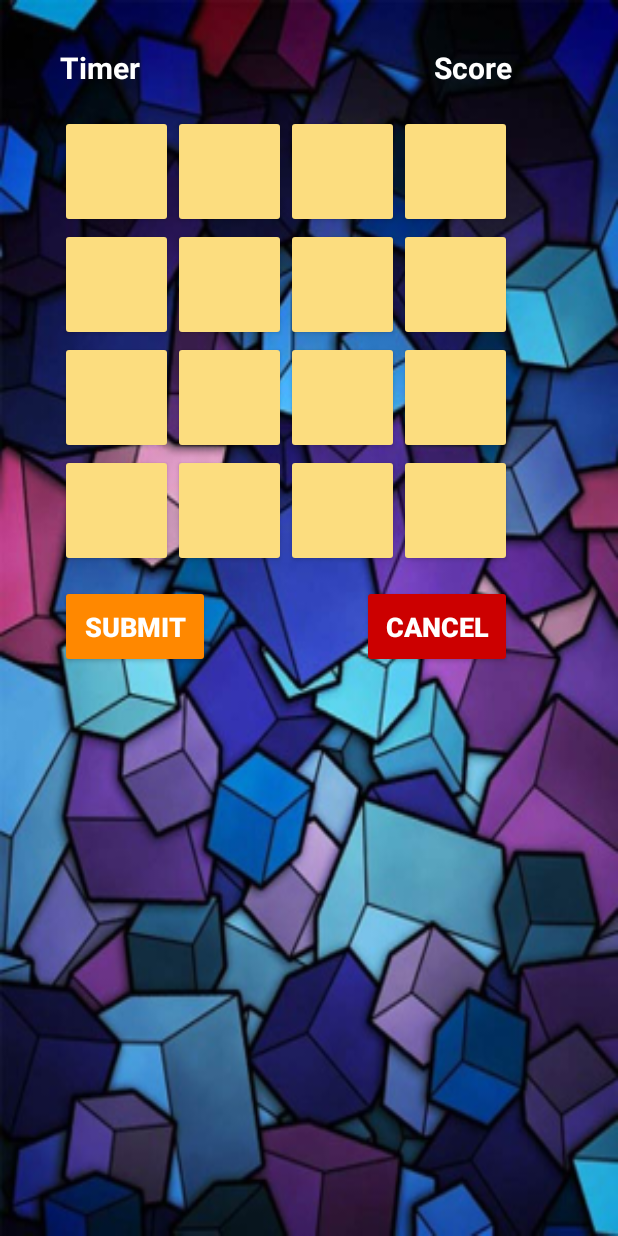
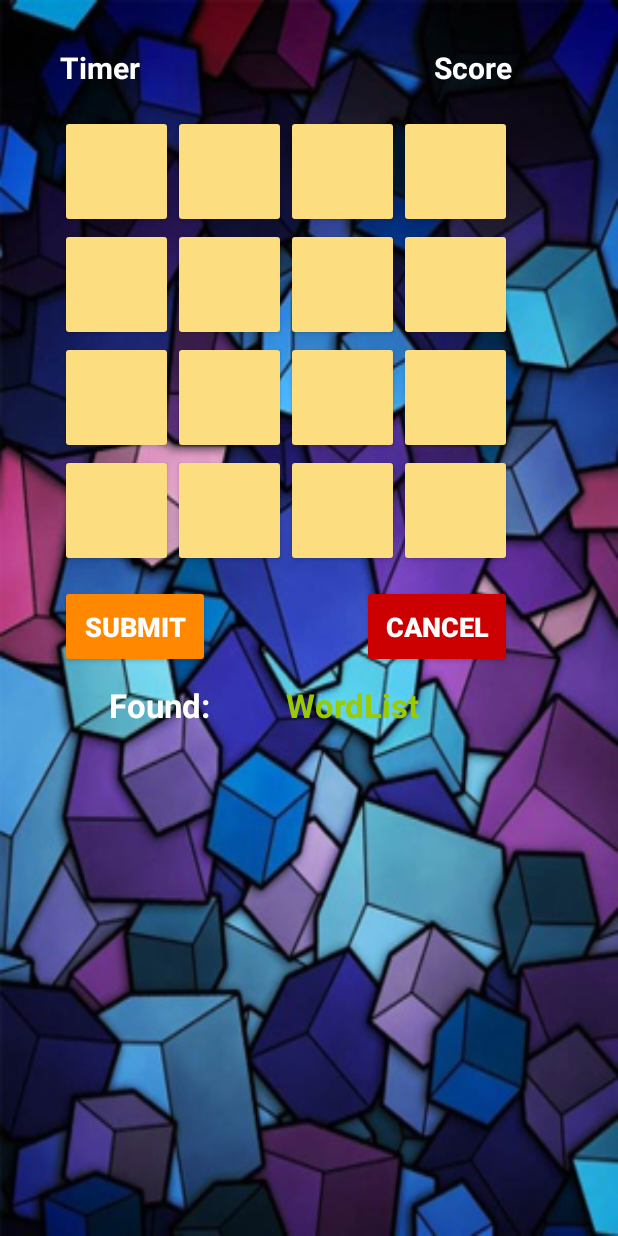
Before and after one commit to huynguyencs/BoggleAndroidApp, an Android app: the layout activity_basic_mode.xml on its own in the app's theme, with its tools: preview values and no code run, on a phone screen of 412 x 824 dp. Run offline under Robolectric (Android 15) with nearby library versions, the phone set to English and light mode, and no system bars.

```diff
--- a/app/src/main/java/com/example/mymac/boggle/Leaderboard.java
+++ b/app/src/main/java/com/example/mymac/boggle/Leaderboard.java
@@ -2,6 +2,7 @@ package com.example.mymac.boggle;
 
 import android.os.Bundle;
 import android.app.ListActivity;
+import android.view.View;
 
 
 public class Leaderboard extends ListActivity {
@@ -24,6 +25,7 @@ public class Leaderboard extends ListActivity {
         mAdapter.addSectionHeaderItem("Hard Mode");
 
         setListAdapter(mAdapter);
+
     }
 
 }
--- a/app/src/main/java/com/example/mymac/boggle/MainBoard.java
+++ b/app/src/main/java/com/example/mymac/boggle/MainBoard.java
@@ -39,7 +39,7 @@ import java.io.File;
 import static com.example.mymac.boggle.R.id.button1;
 import static java.lang.System.in;
 
-public class MainBoard extends AppCompatActivity implements View.OnTouchListener{
+public class MainBoard extends AppCompatActivity implements View.OnTouchListener {
 
 
     /*********************** Main Board Data elements **************************/
@@ -154,8 +154,8 @@ public class MainBoard extends AppCompatActivity implements View.OnTouchListener
 
 
 
-   /*
-    @Override
+
+    /* @Override
     public void onShake() {
         //fully create a new Board
         try {
--- a/app/src/main/res/layout/activity_basic_mode.xml
+++ b/app/src/main/res/layout/activity_basic_mode.xml
@@ -249,16 +249,36 @@
         android:textSize="20sp"/>
 
     <TextView
+        android:text="Found:"
         android:layout_width="wrap_content"
-        android:layout_height="wrap_content"
-        android:id="@+id/correctSubmission"
+        android:layout_height="60dp"
+        android:id="@+id/wordsFound"
         android:textColor="@android:color/white"
         android:textStyle="bold"
-        android:textSize="24sp"
+        android:textSize="22sp"
+        android:textAppearance="@style/TextAppearance.AppCompat.Medium"
+        android:layout_below="@+id/submit"
+        android:layout_marginTop="10dp"
+        android:layout_alignRight="@+id/submit"
+        android:layout_alignEnd="@+id/submit"
+        />
+
+    <TextView
+        android:text="WordList"
+        android:layout_width="wrap_content"
+        android:layout_height="60dp"
+        android:id="@+id/correctSubmission"
+        android:textColor="@android:color/holo_green_light"
+        android:textStyle="bold"
+        android:textSize="22sp"
         android:textAppearance="@style/TextAppearance.AppCompat.Medium"
         android:layout_below="@+id/submit"
         android:layout_centerHorizontal="true"
-        android:layout_marginTop="10dp" />
+        android:layout_marginTop="10dp"
+        android:layout_alignLeft="@+id/button15"
+        android:layout_alignStart="@+id/button15"
+        android:scrollbars="vertical"
+        android:maxLines="8" />
 
 
 </RelativeLayout>
--- a/app/src/main/res/layout/activity_leaderboard.xml
+++ b/app/src/main/res/layout/activity_leaderboard.xml
@@ -13,5 +13,6 @@
     <ListView
         android:id="@+id/list_view"
         android:layout_width="match_parent"
-        android:layout_height="match_parent" />
+        android:layout_height="match_parent"
+        />
 </RelativeLayout>
```
Also changed, not shown: app/src/main/java/com/example/mymac/boggle/ShowPopUpWindow.java (added, +64 -0 lines).
